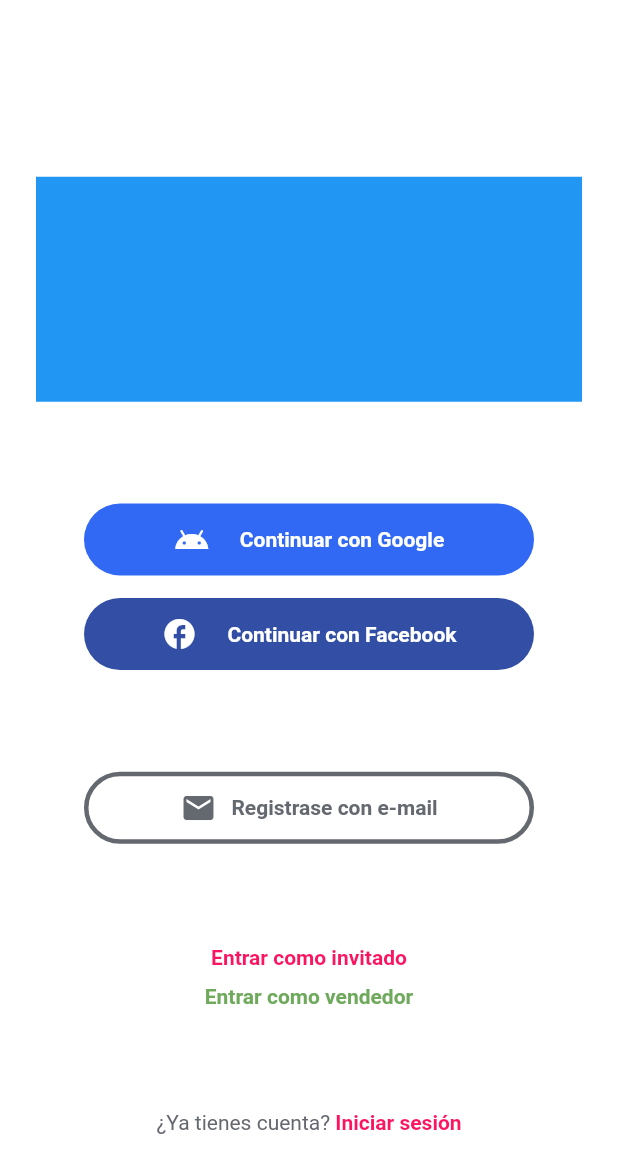
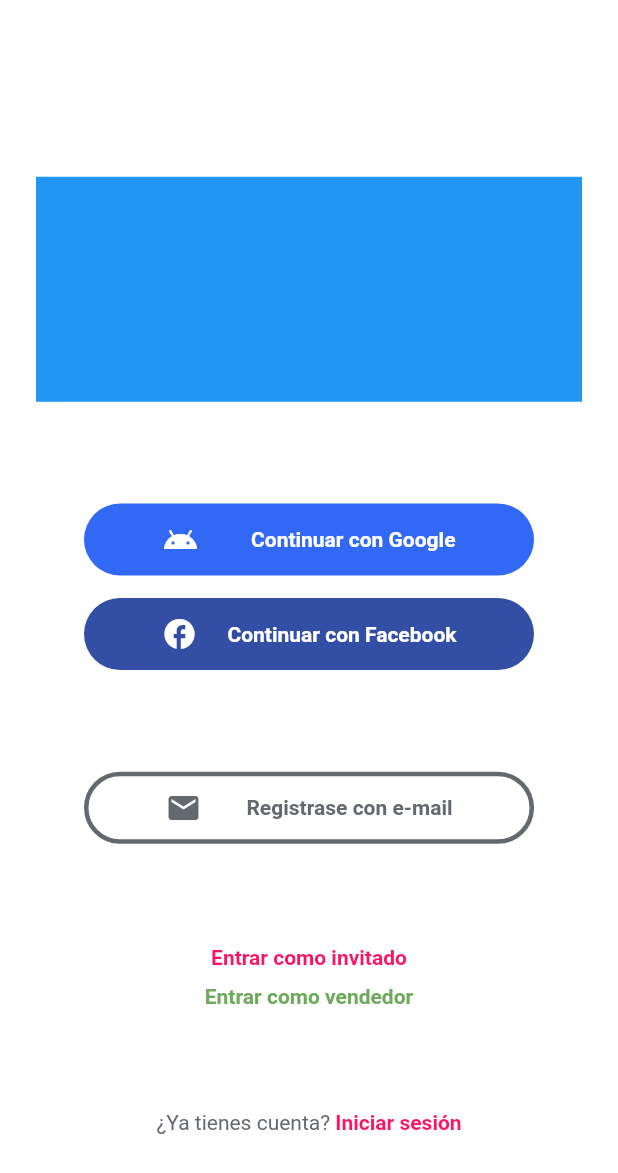
Before and after one commit to FernandoHenning/MVP_193225, a Flutter app: the screen it shows after launch, on a phone screen of 412 x 824 dp. Shown: the top 1173 px of the screen. Run offline on Flutter 3.47's test engine with Material 2 defaults, Android fonts, the phone set to English and light mode, and no system bars.

Commit message:
Se alinearon los íconos de los butones para continuar con Google, Facebook e e-mail

```diff
--- a/lib/views/LoginPage.dart
+++ b/lib/views/LoginPage.dart
@@ -26,6 +26,7 @@ class LoginPage extends StatelessWidget {
                 Container(
                   width: 300,
                   height: 48,
+                  alignment: Alignment.centerLeft,
                   decoration: BoxDecoration(
                     color: Color(0xff3169f5),
                     borderRadius: BorderRadius.circular(40.0),
@@ -35,7 +36,7 @@ class LoginPage extends StatelessWidget {
                     mainAxisAlignment: MainAxisAlignment.center,
                     children: [
                       Icon(Icons.android, color: Colors.white),
-                      SizedBox(width: 20),
+                      SizedBox(width: 35),
                       Text(
                         "Continuar con Google",
                         style: TextStyle(
@@ -91,7 +92,7 @@ class LoginPage extends StatelessWidget {
                 mainAxisAlignment: MainAxisAlignment.center,
                 children: [
                 Icon(Icons.email, color:Color(0xff64686f)),
-                  SizedBox(width: 10),
+                  SizedBox(width: 30),
                   Text(
                     "Registrase con e-mail",
                     style: TextStyle(
```
